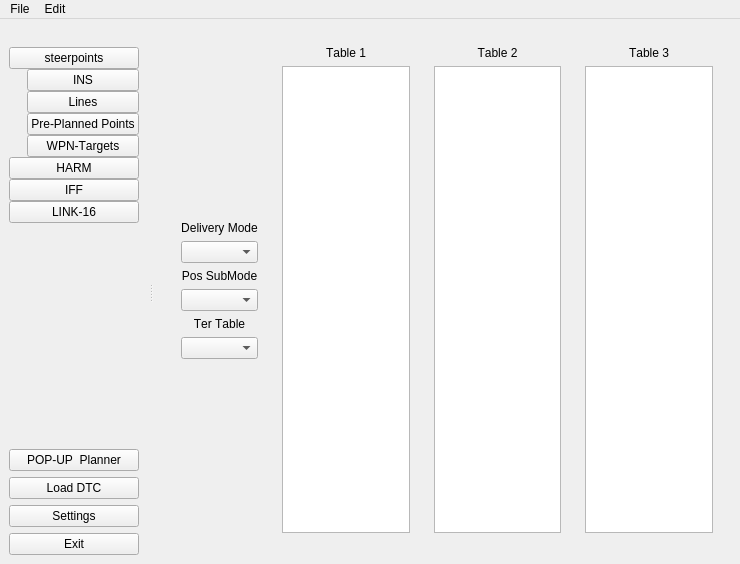
Above: src/NeoDP.ui from scplo2753/NeoDP before the change. Below: the same form after it.
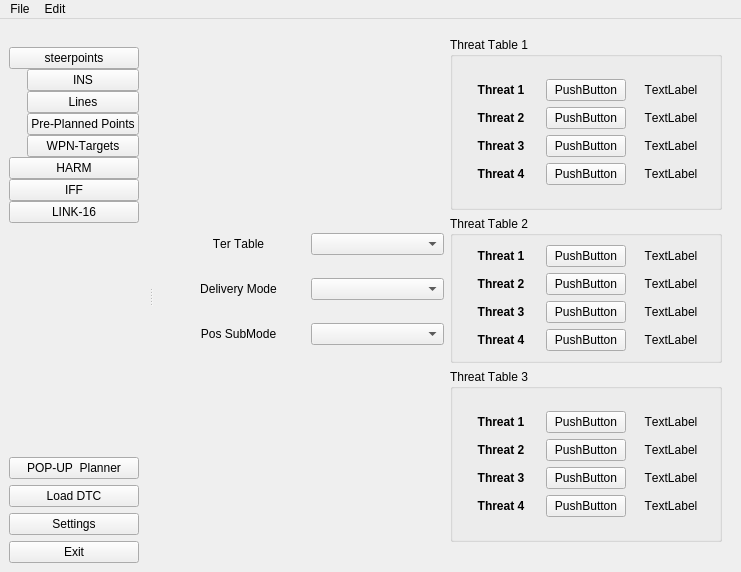
That is the form after the change. The open tabs and pages were chosen to show the change.

Commit message: re-Designed HARM Widget and created HARMSectionManager class

```diff
--- a/src/NeoDP.ui
+++ b/src/NeoDP.ui
@@ -6,8 +6,8 @@
    <rect>
     <x>0</x>
     <y>0</y>
-    <width>740</width>
-    <height>564</height>
+    <width>741</width>
+    <height>572</height>
    </rect>
   </property>
   <property name="sizePolicy">
@@ -31,200 +31,625 @@
      <verstretch>0</verstretch>
     </sizepolicy>
    </property>
-   <layout class="QHBoxLayout" name="horizontalLayout_2">
-    <item>
-     <layout class="QHBoxLayout" name="horizontalLayout">
-      <item>
-       <widget class="QStackedWidget" name="stackedWidget">
-        <property name="sizePolicy">
-         <sizepolicy hsizetype="Expanding" vsizetype="Expanding">
-          <horstretch>0</horstretch>
-          <verstretch>0</verstretch>
-         </sizepolicy>
+   <layout class="QGridLayout" name="gridLayout_3">
+    <item row="0" column="1">
+     <widget class="QStackedWidget" name="stackedWidget">
+      <property name="sizePolicy">
+       <sizepolicy hsizetype="Expanding" vsizetype="Expanding">
+        <horstretch>0</horstretch>
+        <verstretch>0</verstretch>
+       </sizepolicy>
+      </property>
+      <property name="currentIndex">
+       <number>1</number>
+      </property>
+      <widget class="QWidget" name="STPTWidget">
+       <layout class="QHBoxLayout" name="horizontalLayout_4">
+        <property name="leftMargin">
+         <number>0</number>
         </property>
-        <property name="currentIndex">
+        <property name="topMargin">
          <number>0</number>
         </property>
-        <widget class="QWidget" name="STPTWidget">
-         <layout class="QHBoxLayout" name="horizontalLayout_4">
-          <property name="leftMargin">
-           <number>0</number>
-          </property>
-          <property name="topMargin">
-           <number>0</number>
-          </property>
-          <property name="rightMargin">
-           <number>0</number>
-          </property>
-          <property name="bottomMargin">
-           <number>0</number>
-          </property>
+        <property name="rightMargin">
+         <number>0</number>
+        </property>
+        <property name="bottomMargin">
+         <number>0</number>
+        </property>
+        <item>
+         <layout class="QHBoxLayout" name="horizontalLayout_3">
           <item>
-           <layout class="QHBoxLayout" name="horizontalLayout_3">
-            <item>
-             <widget class="QTableView" name="SteerPointView"/>
-            </item>
-           </layout>
+           <widget class="QTableView" name="SteerPointView"/>
           </item>
          </layout>
-        </widget>
-        <widget class="QWidget" name="HARMWidget">
-         <property name="sizePolicy">
-          <sizepolicy hsizetype="Preferred" vsizetype="Preferred">
-           <horstretch>0</horstretch>
-           <verstretch>0</verstretch>
-          </sizepolicy>
-         </property>
-         <property name="minimumSize">
-          <size>
-           <width>568</width>
-           <height>0</height>
-          </size>
-         </property>
-         <property name="maximumSize">
-          <size>
-           <width>568</width>
-           <height>523</height>
-          </size>
-         </property>
-         <layout class="QHBoxLayout" name="horizontalLayout_6">
-          <item>
-           <layout class="QHBoxLayout" name="horizontalLayout_5">
-            <item>
-             <widget class="QWidget" name="HARMOptions_Widget" native="true">
-              <layout class="QVBoxLayout" name="verticalLayout_6">
-               <item>
-                <spacer name="verticalSpacer_3">
-                 <property name="orientation">
-                  <enum>Qt::Orientation::Vertical</enum>
+        </item>
+       </layout>
+      </widget>
+      <widget class="QWidget" name="HARMWidget">
+       <property name="sizePolicy">
+        <sizepolicy hsizetype="Preferred" vsizetype="Preferred">
+         <horstretch>0</horstretch>
+         <verstretch>0</verstretch>
+        </sizepolicy>
+       </property>
+       <property name="minimumSize">
+        <size>
+         <width>568</width>
+         <height>0</height>
+        </size>
+       </property>
+       <property name="maximumSize">
+        <size>
+         <width>568</width>
+         <height>523</height>
+        </size>
+       </property>
+       <layout class="QGridLayout" name="gridLayout_4">
+        <item row="0" column="0">
+         <layout class="QGridLayout" name="gridLayout_2">
+          <item row="0" column="1">
+           <widget class="QGroupBox" name="grp_TrTab0">
+            <property name="title">
+             <string>Threat Table 1</string>
+            </property>
+            <layout class="QGridLayout" name="gridLayout_8">
+             <item row="0" column="0">
+              <layout class="QGridLayout" name="gridLayout_7">
+               <item row="3" column="0">
+                <widget class="QLabel" name="label_10">
+                 <property name="font">
+                  <font>
+                   <bold>true</bold>
+                   <kerning>false</kerning>
+                  </font>
                  </property>
-                 <property name="sizeHint" stdset="0">
-                  <size>
-                   <width>20</width>
-                   <height>40</height>
-                  </size>
-                 </property>
-                </spacer>
-               </item>
-               <item>
-                <widget class="QLabel" name="label_3">
                  <property name="text">
-                  <string>Delivery Mode</string>
+                  <string>Threat 4</string>
                  </property>
+                 <property name="textFormat">
+                  <enum>Qt::TextFormat::AutoText</enum>
+                 </property>
+                 <property name="scaledContents">
+                  <bool>true</bool>
+                 </property>
                  <property name="alignment">
                   <set>Qt::AlignmentFlag::AlignCenter</set>
                  </property>
                 </widget>
                </item>
-               <item>
-                <widget class="QComboBox" name="DevliveryMode_comBox"/>
-               </item>
-               <item>
-                <widget class="QLabel" name="label_2">
+               <item row="0" column="1">
+                <widget class="QPushButton" name="pushButton_3">
                  <property name="text">
-                  <string>Pos SubMode</string>
+                  <string>PushButton</string>
                  </property>
-                 <property name="alignment">
-                  <set>Qt::AlignmentFlag::AlignCenter</set>
-                 </property>
                 </widget>
                </item>
-               <item>
-                <widget class="QComboBox" name="PosSubMode_comBox"/>
-               </item>
-               <item>
-                <widget class="QLabel" name="label">
+               <item row="2" column="2">
+                <widget class="QLabel" name="lbl_TrTab02">
                  <property name="text">
-                  <string>Ter Table</string>
+                  <string>TextLabel</string>
                  </property>
                  <property name="alignment">
                   <set>Qt::AlignmentFlag::AlignCenter</set>
                  </property>
                 </widget>
                </item>
-               <item>
-                <widget class="QComboBox" name="TerTable_comBox"/>
-               </item>
-               <item>
-                <spacer name="verticalSpacer_2">
-                 <property name="orientation">
-                  <enum>Qt::Orientation::Vertical</enum>
-                 </property>
-                 <property name="sizeHint" stdset="0">
-                  <size>
-                   <width>20</width>
-                   <height>40</height>
-                  </size>
-                 </property>
-                </spacer>
-               </item>
-              </layout>
-             </widget>
-            </item>
-            <item>
-             <widget class="QWidget" name="HARMTable1_Widget" native="true">
-              <layout class="QVBoxLayout" name="verticalLayout_8">
-               <item>
+               <item row="0" column="0">
                 <widget class="QLabel" name="label_4">
+                 <property name="font">
+                  <font>
+                   <bold>true</bold>
+                   <kerning>false</kerning>
+                  </font>
+                 </property>
                  <property name="text">
-                  <string>Table 1</string>
+                  <string>Threat 1</string>
+                 </property>
+                 <property name="textFormat">
+                  <enum>Qt::TextFormat::AutoText</enum>
+                 </property>
+                 <property name="scaledContents">
+                  <bool>true</bool>
                  </property>
                  <property name="alignment">
                   <set>Qt::AlignmentFlag::AlignCenter</set>
                  </property>
                 </widget>
                </item>
-               <item>
-                <widget class="QListView" name="HARMTer1_View"/>
+               <item row="1" column="1">
+                <widget class="QPushButton" name="pushButton_4">
+                 <property name="text">
+                  <string>PushButton</string>
+                 </property>
+                </widget>
                </item>
-              </layout>
-             </widget>
-            </item>
-            <item>
-             <widget class="QWidget" name="HARMTable2_Widget" native="true">
-              <layout class="QVBoxLayout" name="verticalLayout_7">
-               <item>
+               <item row="3" column="1">
+                <widget class="QPushButton" name="pushButton_6">
+                 <property name="text">
+                  <string>PushButton</string>
+                 </property>
+                </widget>
+               </item>
+               <item row="2" column="0">
                 <widget class="QLabel" name="label_5">
+                 <property name="font">
+                  <font>
+                   <bold>true</bold>
+                   <kerning>false</kerning>
+                  </font>
+                 </property>
                  <property name="text">
-                  <string>Table 2</string>
+                  <string>Threat 3</string>
                  </property>
+                 <property name="textFormat">
+                  <enum>Qt::TextFormat::AutoText</enum>
+                 </property>
+                 <property name="scaledContents">
+                  <bool>true</bool>
+                 </property>
                  <property name="alignment">
                   <set>Qt::AlignmentFlag::AlignCenter</set>
                  </property>
                 </widget>
                </item>
-               <item>
-                <widget class="QListView" name="HARMTer2_View"/>
+               <item row="2" column="1">
+                <widget class="QPushButton" name="pushButton_5">
+                 <property name="text">
+                  <string>PushButton</string>
+                 </property>
+                </widget>
                </item>
+               <item row="0" column="2">
+                <widget class="QLabel" name="lbl_TrTab00">
+                 <property name="text">
+                  <string>TextLabel</string>
+                 </property>
+                 <property name="alignment">
+                  <set>Qt::AlignmentFlag::AlignCenter</set>
+                 </property>
+                </widget>
+               </item>
+               <item row="1" column="2">
+                <widget class="QLabel" name="lbl_TrTab01">
+                 <property name="text">
+                  <string>TextLabel</string>
+                 </property>
+                 <property name="alignment">
+                  <set>Qt::AlignmentFlag::AlignCenter</set>
+                 </property>
+                </widget>
+               </item>
+               <item row="3" column="2">
+                <widget class="QLabel" name="lbl_TrTab03">
+                 <property name="text">
+                  <string>TextLabel</string>
+                 </property>
+                 <property name="alignment">
+                  <set>Qt::AlignmentFlag::AlignCenter</set>
+                 </property>
+                </widget>
+               </item>
+               <item row="1" column="0">
+                <widget class="QLabel" name="label_7">
+                 <property name="font">
+                  <font>
+                   <bold>true</bold>
+                   <kerning>false</kerning>
+                  </font>
+                 </property>
+                 <property name="text">
+                  <string>Threat 2</string>
+                 </property>
+                 <property name="textFormat">
+                  <enum>Qt::TextFormat::AutoText</enum>
+                 </property>
+                 <property name="scaledContents">
+                  <bool>true</bool>
+                 </property>
+                 <property name="alignment">
+                  <set>Qt::AlignmentFlag::AlignCenter</set>
+                 </property>
+                </widget>
+               </item>
               </layout>
-             </widget>
-            </item>
-            <item>
-             <widget class="QWidget" name="HARMTable3_Widget" native="true">
-              <layout class="QVBoxLayout" name="verticalLayout_9">
-               <item>
-                <widget class="QLabel" name="label_6">
+             </item>
+            </layout>
+           </widget>
+          </item>
+          <item row="2" column="1">
+           <widget class="QGroupBox" name="grp_TrTab2">
+            <property name="title">
+             <string>Threat Table 3</string>
+            </property>
+            <layout class="QGridLayout" name="gridLayout_12">
+             <item row="0" column="0">
+              <layout class="QGridLayout" name="gridLayout_11">
+               <item row="0" column="2">
+                <widget class="QLabel" name="lbl_TrTab20">
                  <property name="text">
-                  <string>Table 3</string>
+                  <string>TextLabel</string>
                  </property>
                  <property name="alignment">
                   <set>Qt::AlignmentFlag::AlignCenter</set>
                  </property>
                 </widget>
                </item>
-               <item>
-                <widget class="QListView" name="HARMTer3_View"/>
+               <item row="0" column="1">
+                <widget class="QPushButton" name="pushButton_11">
+                 <property name="text">
+                  <string>PushButton</string>
+                 </property>
+                </widget>
                </item>
+               <item row="0" column="0">
+                <widget class="QLabel" name="label_21">
+                 <property name="font">
+                  <font>
+                   <bold>true</bold>
+                   <kerning>false</kerning>
+                  </font>
+                 </property>
+                 <property name="text">
+                  <string>Threat 1</string>
+                 </property>
+                 <property name="textFormat">
+                  <enum>Qt::TextFormat::AutoText</enum>
+                 </property>
+                 <property name="scaledContents">
+                  <bool>true</bool>
+                 </property>
+                 <property name="alignment">
+                  <set>Qt::AlignmentFlag::AlignCenter</set>
+                 </property>
+                </widget>
+               </item>
+               <item row="2" column="0">
+                <widget class="QLabel" name="label_22">
+                 <property name="font">
+                  <font>
+                   <bold>true</bold>
+                   <kerning>false</kerning>
+                  </font>
+                 </property>
+                 <property name="text">
+                  <string>Threat 3</string>
+                 </property>
+                 <property name="textFormat">
+                  <enum>Qt::TextFormat::AutoText</enum>
+                 </property>
+                 <property name="scaledContents">
+                  <bool>true</bool>
+                 </property>
+                 <property name="alignment">
+                  <set>Qt::AlignmentFlag::AlignCenter</set>
+                 </property>
+                </widget>
+               </item>
+               <item row="1" column="0">
+                <widget class="QLabel" name="label_23">
+                 <property name="font">
+                  <font>
+                   <bold>true</bold>
+                   <kerning>false</kerning>
+                  </font>
+                 </property>
+                 <property name="text">
+                  <string>Threat 2</string>
+                 </property>
+                 <property name="textFormat">
+                  <enum>Qt::TextFormat::AutoText</enum>
+                 </property>
+                 <property name="scaledContents">
+                  <bool>true</bool>
+                 </property>
+                 <property name="alignment">
+                  <set>Qt::AlignmentFlag::AlignCenter</set>
+                 </property>
+                </widget>
+               </item>
+               <item row="2" column="2">
+                <widget class="QLabel" name="lbl_TrTab22">
+                 <property name="text">
+                  <string>TextLabel</string>
+                 </property>
+                 <property name="alignment">
+                  <set>Qt::AlignmentFlag::AlignCenter</set>
+                 </property>
+                </widget>
+               </item>
+               <item row="1" column="1">
+                <widget class="QPushButton" name="pushButton_12">
+                 <property name="text">
+                  <string>PushButton</string>
+                 </property>
+                </widget>
+               </item>
+               <item row="1" column="2">
+                <widget class="QLabel" name="lbl_TrTab21">
+                 <property name="text">
+                  <string>TextLabel</string>
+                 </property>
+                 <property name="alignment">
+                  <set>Qt::AlignmentFlag::AlignCenter</set>
+                 </property>
+                </widget>
+               </item>
+               <item row="2" column="1">
+                <widget class="QPushButton" name="pushButton_13">
+                 <property name="text">
+                  <string>PushButton</string>
+                 </property>
+                </widget>
+               </item>
+               <item row="3" column="1">
+                <widget class="QPushButton" name="pushButton_14">
+                 <property name="text">
+                  <string>PushButton</string>
+                 </property>
+                </widget>
+               </item>
+               <item row="3" column="0">
+                <widget class="QLabel" name="label_26">
+                 <property name="font">
+                  <font>
+                   <bold>true</bold>
+                   <kerning>false</kerning>
+                  </font>
+                 </property>
+                 <property name="text">
+                  <string>Threat 4</string>
+                 </property>
+                 <property name="textFormat">
+                  <enum>Qt::TextFormat::AutoText</enum>
+                 </property>
+                 <property name="scaledContents">
+                  <bool>true</bool>
+                 </property>
+                 <property name="alignment">
+                  <set>Qt::AlignmentFlag::AlignCenter</set>
+                 </property>
+                </widget>
+               </item>
+               <item row="3" column="2">
+                <widget class="QLabel" name="lbl_TrTab23">
+                 <property name="text">
+                  <string>TextLabel</string>
+                 </property>
+                 <property name="alignment">
+                  <set>Qt::AlignmentFlag::AlignCenter</set>
+                 </property>
+                </widget>
+               </item>
               </layout>
+             </item>
+            </layout>
+           </widget>
+          </item>
+          <item row="1" column="0">
+           <layout class="QGridLayout" name="gridLayout_5">
+            <item row="1" column="0">
+             <widget class="QLabel" name="label_3">
+              <property name="text">
+               <string>Delivery Mode</string>
+              </property>
+              <property name="alignment">
+               <set>Qt::AlignmentFlag::AlignCenter</set>
+              </property>
              </widget>
             </item>
+            <item row="1" column="1">
+             <widget class="QComboBox" name="Mode_comBox"/>
+            </item>
+            <item row="2" column="0">
+             <widget class="QLabel" name="label_2">
+              <property name="text">
+               <string>Pos SubMode</string>
+              </property>
+              <property name="alignment">
+               <set>Qt::AlignmentFlag::AlignCenter</set>
+              </property>
+             </widget>
+            </item>
+            <item row="2" column="1">
+             <widget class="QComboBox" name="SubMode_comBox">
+              <property name="sizePolicy">
+               <sizepolicy hsizetype="Preferred" vsizetype="Fixed">
+                <horstretch>0</horstretch>
+                <verstretch>0</verstretch>
+               </sizepolicy>
+              </property>
+             </widget>
+            </item>
+            <item row="0" column="0">
+             <widget class="QLabel" name="label">
+              <property name="text">
+               <string>Ter Table</string>
+              </property>
+              <property name="alignment">
+               <set>Qt::AlignmentFlag::AlignCenter</set>
+              </property>
+             </widget>
+            </item>
+            <item row="0" column="1">
+             <widget class="QComboBox" name="TerTable_comBox"/>
+            </item>
            </layout>
           </item>
+          <item row="1" column="1">
+           <widget class="QGroupBox" name="grp_TrTab1">
+            <property name="title">
+             <string>Threat Table 2</string>
+            </property>
+            <layout class="QGridLayout" name="gridLayout_10">
+             <item row="0" column="0">
+              <layout class="QGridLayout" name="gridLayout_9">
+               <item row="0" column="2">
+                <widget class="QLabel" name="lbl_TrTab10">
+                 <property name="text">
+                  <string>TextLabel</string>
+                 </property>
+                 <property name="alignment">
+                  <set>Qt::AlignmentFlag::AlignCenter</set>
+                 </property>
+                </widget>
+               </item>
+               <item row="0" column="1">
+                <widget class="QPushButton" name="pushButton_7">
+                 <property name="text">
+                  <string>PushButton</string>
+                 </property>
+                </widget>
+               </item>
+               <item row="0" column="0">
+                <widget class="QLabel" name="label_13">
+                 <property name="font">
+                  <font>
+                   <bold>true</bold>
+                   <kerning>false</kerning>
+                  </font>
+                 </property>
+                 <property name="text">
+                  <string>Threat 1</string>
+                 </property>
+                 <property name="textFormat">
+                  <enum>Qt::TextFormat::AutoText</enum>
+                 </property>
+                 <property name="scaledContents">
+                  <bool>true</bool>
+                 </property>
+                 <property name="alignment">
+                  <set>Qt::AlignmentFlag::AlignCenter</set>
+                 </property>
+                </widget>
+               </item>
+               <item row="2" column="0">
+                <widget class="QLabel" name="label_14">
+                 <property name="font">
+                  <font>
+                   <bold>true</bold>
+                   <kerning>false</kerning>
+                  </font>
+                 </property>
+                 <property name="text">
+                  <string>Threat 3</string>
+                 </property>
+                 <property name="textFormat">
+                  <enum>Qt::TextFormat::AutoText</enum>
+                 </property>
+                 <property name="scaledContents">
+                  <bool>true</bool>
+                 </property>
+                 <property name="alignment">
+                  <set>Qt::AlignmentFlag::AlignCenter</set>
+                 </property>
+                </widget>
+               </item>
+               <item row="1" column="0">
+                <widget class="QLabel" name="label_15">
+                 <property name="font">
+                  <font>
+                   <bold>true</bold>
+                   <kerning>false</kerning>
+                  </font>
+                 </property>
+                 <property name="text">
+                  <string>Threat 2</string>
+                 </property>
+                 <property name="textFormat">
+                  <enum>Qt::TextFormat::AutoText</enum>
+                 </property>
+                 <property name="scaledContents">
+                  <bool>true</bool>
+                 </property>
+                 <property name="alignment">
+                  <set>Qt::AlignmentFlag::AlignCenter</set>
+                 </property>
+                </widget>
+               </item>
+               <item row="2" column="2">
+                <widget class="QLabel" name="lbl_TrTab12">
+                 <property name="text">
+                  <string>TextLabel</string>
+                 </property>
+                 <property name="alignment">
+                  <set>Qt::AlignmentFlag::AlignCenter</set>
+                 </property>
+                </widget>
+               </item>
+               <item row="1" column="1">
+                <widget class="QPushButton" name="pushButton_8">
+                 <property name="text">
+                  <string>PushButton</string>
+                 </property>
+                </widget>
+               </item>
+               <item row="1" column="2">
+                <widget class="QLabel" name="lbl_TrTab11">
+                 <property name="text">
+                  <string>TextLabel</string>
+                 </property>
+                 <property name="alignment">
+                  <set>Qt::AlignmentFlag::AlignCenter</set>
+                 </property>
+                </widget>
+               </item>
+               <item row="2" column="1">
+                <widget class="QPushButton" name="pushButton_9">
+                 <property name="text">
+                  <string>PushButton</string>
+                 </property>
+                </widget>
+               </item>
+               <item row="3" column="1">
+                <widget class="QPushButton" name="pushButton_10">
+                 <property name="text">
+                  <string>PushButton</string>
+                 </property>
+                </widget>
+               </item>
+               <item row="3" column="0">
+                <widget class="QLabel" name="label_18">
+                 <property name="font">
+                  <font>
+                   <bold>true</bold>
+                   <kerning>false</kerning>
+                  </font>
+                 </property>
+                 <property name="text">
+                  <string>Threat 4</string>
+                 </property>
+                 <property name="textFormat">
+                  <enum>Qt::TextFormat::AutoText</enum>
+                 </property>
+                 <property name="scaledContents">
+                  <bool>true</bool>
+                 </property>
+                 <property name="alignment">
+                  <set>Qt::AlignmentFlag::AlignCenter</set>
+                 </property>
+                </widget>
+               </item>
+               <item row="3" column="2">
+                <widget class="QLabel" name="lbl_TrTab13">
+                 <property name="text">
+                  <string>TextLabel</string>
+                 </property>
+                 <property name="alignment">
+                  <set>Qt::AlignmentFlag::AlignCenter</set>
+                 </property>
+                </widget>
+               </item>
+              </layout>
+             </item>
+            </layout>
+           </widget>
+          </item>
          </layout>
-        </widget>
-       </widget>
-      </item>
-     </layout>
+        </item>
+       </layout>
+      </widget>
+     </widget>
     </item>
    </layout>
   </widget>
@@ -233,8 +658,8 @@
     <rect>
      <x>0</x>
      <y>0</y>
-     <width>740</width>
-     <height>21</height>
+     <width>741</width>
+     <height>33</height>
     </rect>
    </property>
    <widget class="QMenu" name="menuFile">
```
The commit also changes 10 other files.
